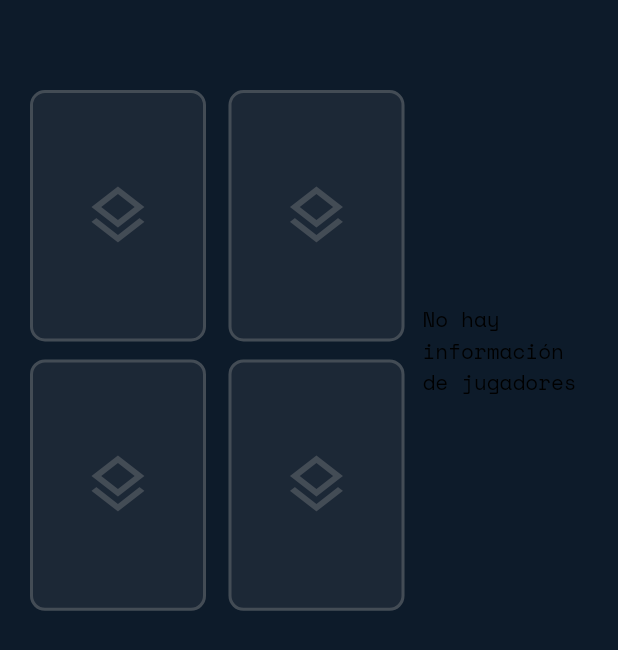
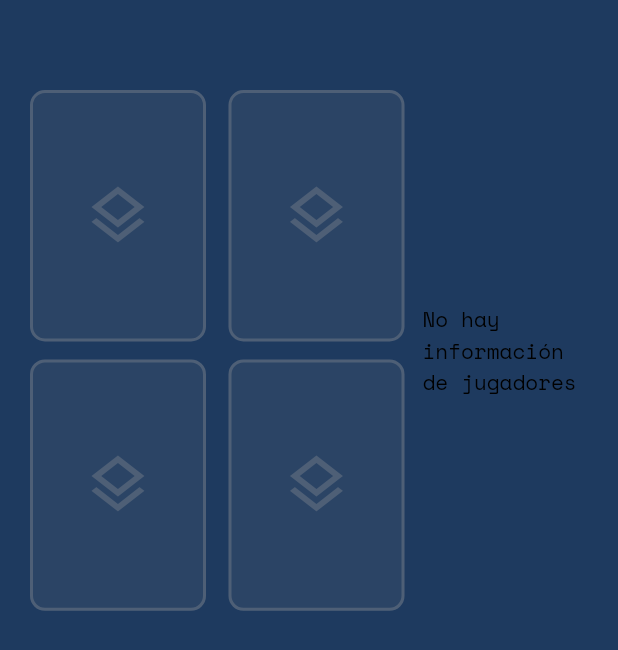
Before and after one commit to undy27/ClonacionFlutter0, a Flutter app: the GameScreen screen opened by its route, on a phone screen of 412 x 824 dp. Shown: the top 650 px of the screen. Run offline on Flutter 3.47's test engine with Material 3 defaults, Android fonts, the phone set to English and light mode, and no system bars; our stand-ins replace animate_do, audioplayers, flutter_svg, shared_preferences, supabase_flutter; missing offline and left inert: postgres; accounts and stored records are empty.

Commit message:
Lighten poker table background color

```diff
--- a/src/lib/screens/game_screen.dart
+++ b/src/lib/screens/game_screen.dart
@@ -280,7 +280,7 @@ class _GameScreenState extends State<GameScreen> {
     // }
 
     return Scaffold(
-      backgroundColor: const Color(0xFF0D1B2A), // Dark blue poker table felt
+      backgroundColor: const Color(0xFF1E3A5F), // Lighter dark blue poker table felt
       body: Stack(
         children: [
           Padding(
```
